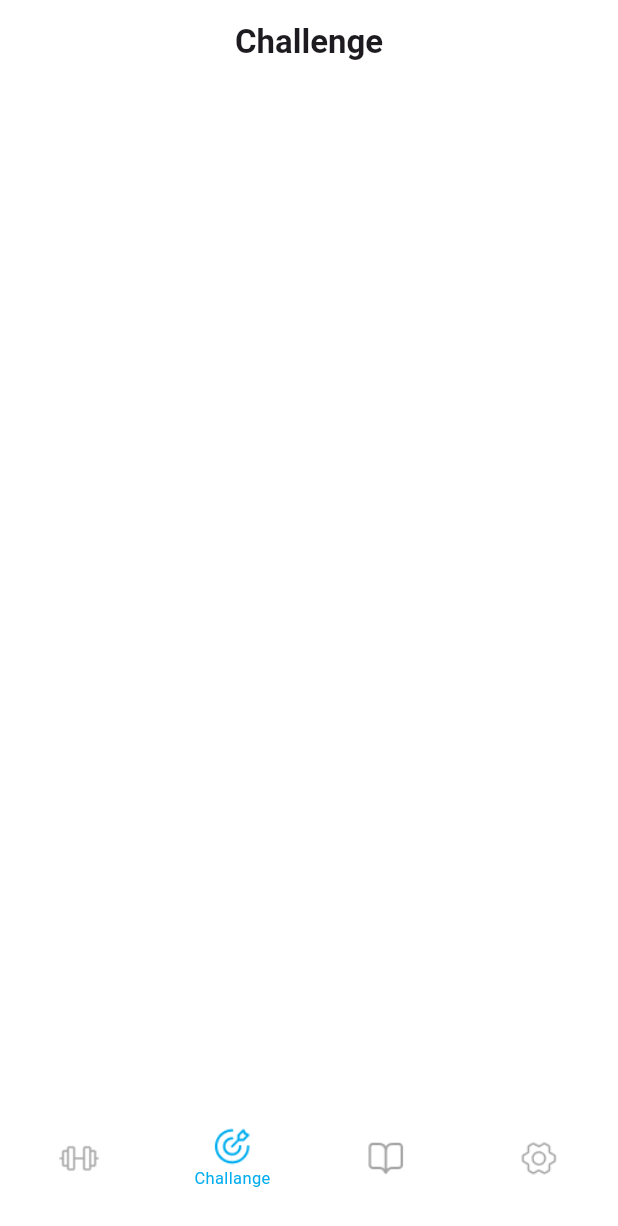
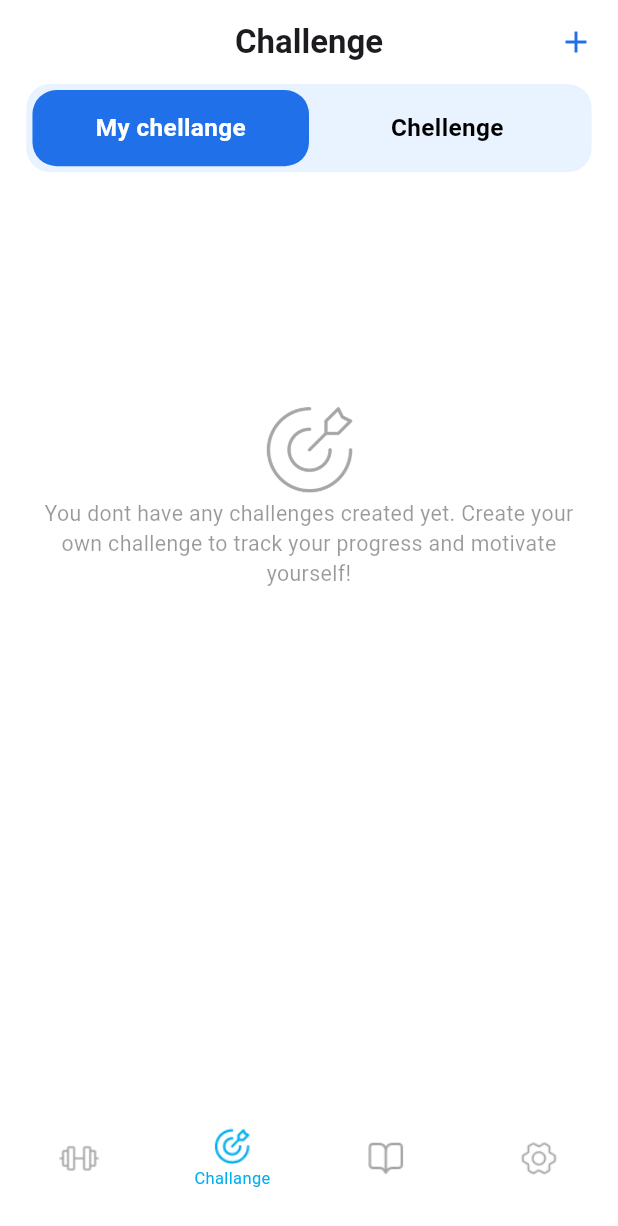
Before and after one commit to ramilsalihar/athlete, a Flutter app: the screen it shows after launch, item 2 of the bottom bar chosen, on a phone screen of 412 x 824 dp. Shown: the top 1226 px of the screen. Run offline on Flutter 3.47's test engine with Material 3 defaults, Android fonts, the phone set to English and light mode, and no system bars; our stand-ins replace flutter_screenutil, hive_flutter, shared_preferences, smooth_page_indicator; accounts and stored records are empty; Roboto replaces fonts that are missing (SFProDisplay).

Commit message:
add change

```diff
--- a/lib/aag_challenge/fd_challenge.dart
+++ b/lib/aag_challenge/fd_challenge.dart
@@ -1,5 +1,12 @@
+import 'package:athlete_go/aag_challenge/my/add_my.dart';
 import 'package:athlete_go/core/aag_app_fonts.dart';
+import 'package:athlete_go/core/aag_colors.dart';
+import 'package:flutter/cupertino.dart';
 import 'package:flutter/material.dart';
+import 'package:flutter/widgets.dart';
+import 'package:flutter_screenutil/flutter_screenutil.dart';
+
+import 'my/my.dart';
 
 class AagChallenge extends StatefulWidget {
   const AagChallenge({super.key});
@@ -9,6 +16,7 @@ class AagChallenge extends StatefulWidget {
 }
 
 class _AagChallengeState extends State<AagChallenge> {
+  bool page = true;
   @override
   Widget build(BuildContext context) {
     return Scaffold(
@@ -21,6 +29,108 @@ class _AagChallengeState extends State<AagChallenge> {
           'Challenge',
           style: AagAppFonts.s20w700,
         ),
+        actions: [
+          page == true
+              ? Padding(
+                  padding: const EdgeInsets.only(right: 16),
+                  child: InkWell(
+                    onTap: () {
+                      Navigator.push(
+                        context,
+                        MaterialPageRoute(
+                          builder: (context) => const AddMy(),
+                        ),
+                      );
+                    },
+                    child: const Icon(
+                      Icons.add,
+                      color: AagAppColors.blue,
+                    ),
+                  ),
+                )
+              : const SizedBox()
+        ],
+      ),
+      body: Padding(
+        padding: EdgeInsets.symmetric(horizontal: 16.w),
+        child: Column(
+          children: [
+            Container(
+              padding: EdgeInsets.all(4.r),
+              width: double.infinity,
+              decoration: BoxDecoration(
+                color: AagAppColors.blueBg,
+                borderRadius: BorderRadius.circular(16),
+              ),
+              child: Row(
+                children: [
+                  Expanded(
+                    child: InkWell(
+                      onTap: () {
+                        setState(() {
+                          page = true;
+                        });
+                      },
+                      child: Container(
+                        height: 50.h,
+                        width: double.infinity,
+                        decoration: BoxDecoration(
+                          color: page == true
+                              ? AagAppColors.blue
+                              : AagAppColors.blueBg,
+                          borderRadius: BorderRadius.circular(16),
+                        ),
+                        child: Center(
+                          child: Text(
+                            'My chellange',
+                            style: TextStyle(
+                              fontSize: 16.h,
+                              fontWeight: FontWeight.w700,
+                              color: page == true ? Colors.white : Colors.black,
+                            ),
+                          ),
+                        ),
+                      ),
+                    ),
+                  ),
+                  Expanded(
+                    child: InkWell(
+                      onTap: () {
+                        setState(() {
+                          page = false;
+                        });
+                      },
+                      child: Container(
+                        height: 50.h,
+                        width: double.infinity,
+                        decoration: BoxDecoration(
+                          color: page == false
+                              ? AagAppColors.blue
+                              : AagAppColors.blueBg,
+                          borderRadius: BorderRadius.circular(16),
+                        ),
+                        child: Center(
+                          child: Text(
+                            'Chellenge',
+                            style: TextStyle(
+                              fontSize: 16.h,
+                              fontWeight: FontWeight.w700,
+                              color:
+                                  page == false ? Colors.white : Colors.black,
+                            ),
+                          ),
+                        ),
+                      ),
+                    ),
+                  ),
+                ],
+              ),
+            ),
+            page == true
+                ? const Expanded(child: MyChellange())
+                : const SizedBox()
+          ],
+        ),
       ),
     );
   }
--- /dev/null
+++ b/lib/aag_challenge/my/add_my.dart
@@ -0,0 +1,28 @@
+import 'package:athlete_go/core/aag_app_fonts.dart';
+import 'package:flutter/material.dart';
+
+class AddMy extends StatefulWidget {
+  const AddMy({super.key});
+
+  @override
+  State<AddMy> createState() => _AddMyState();
+}
+
+class _AddMyState extends State<AddMy> {
+  @override
+  Widget build(BuildContext context) {
+    return Scaffold(
+      appBar: AppBar(
+        scrolledUnderElevation: 0,
+        centerTitle: true,
+        leading: const BackButton(),
+        surfaceTintColor: Colors.transparent,
+        backgroundColor: Colors.white,
+        title: Text(
+          'Add chellenge',
+          style: AagAppFonts.s20w700,
+        ),
+      ),
+    );
+  }
+}
--- /dev/null
+++ b/lib/aag_challenge/my/my.dart
@@ -0,0 +1,35 @@
+import 'package:flutter/material.dart';
+import 'package:flutter_screenutil/flutter_screenutil.dart';
+
+class MyChellange extends StatefulWidget {
+  const MyChellange({
+    super.key,
+  });
+
+  @override
+  State<MyChellange> createState() => _MyChellangeState();
+}
+
+class _MyChellangeState extends State<MyChellange> {
+  @override
+  Widget build(BuildContext context) {
+    return Column(
+      children: [
+        SizedBox(height: 150.h),
+        Image.asset(
+          'assets/images/nullImage.png',
+          width: 60.w,
+        ),
+        Text(
+          'You dont have any challenges created yet. Create your own challenge to track your progress and motivate yourself!',
+          textAlign: TextAlign.center,
+          style: TextStyle(
+            fontSize: 14.h,
+            fontWeight: FontWeight.w400,
+            color: Colors.black.withOpacity(0.4),
+          ),
+        ),
+      ],
+    );
+  }
+}
--- a/lib/core/aag_colors.dart
+++ b/lib/core/aag_colors.dart
@@ -2,10 +2,11 @@ import 'package:flutter/material.dart';
 
 abstract class AagAppColors {
   static const Color grey = Color(0xffA6A6A6);
-  static const Color grey2 = Color(0xf9D9D9);
+  static const Color grey2 = Color(0x00f9d9d9);
   static const Color black = Color(0xff4F4F4F);
   static const Color primary = Color(0xff00ADEF);
-  static const Color blue2 = Color(0xff008BCE);
+  static const Color blue = Color(0xff1F70E9);
+  static const Color blueBg = Color(0xffE9F3FF);
   static const Color primaryDark = Color(0xff1F5EBE);
   static const Color accentRed = Color(0xffFF4B4B);
   static const RadialGradient kBlueGradient = RadialGradient(
--- a/lib/main.dart
+++ b/lib/main.dart
@@ -1,7 +1,6 @@
 import 'package:athlete_go/splash_screen/splash_screen.dart';
 import 'package:flutter/cupertino.dart';
 import 'package:flutter/material.dart';
-import 'package:flutter_bloc/flutter_bloc.dart';
 import 'package:flutter_screenutil/flutter_screenutil.dart';
 import 'package:hive_flutter/hive_flutter.dart';
 
--- a/pubspec.yaml
+++ b/pubspec.yaml
@@ -19,7 +19,7 @@ publish_to: 'none' # Remove this line if you wish to publish to pub.dev
 version: 1.0.0+1
 
 environment:
-  sdk: '>=3.4.3 <4.0.0'
+  sdk: '>=3.3.2 <4.0.0'
 
 # Dependencies specify other packages that your package needs in order to work.
 # To automatically upgrade your package dependencies to the latest versions
@@ -39,7 +39,7 @@ dependencies:
   share_plus: ^9.0.0
   flutter_native_splash: ^2.4.0
   url_launcher: ^6.3.0
-  apphud: ^2.4.4
+  # apphud: ^2.5.0
   intl: ^0.18.1
   youtube_player_iframe: ^5.1.1
   flutter_svg: ^2.0.10+1
```
Also changed, not shown: assets/images/nullImage.png (added), pubspec.lock, 6 other files.
